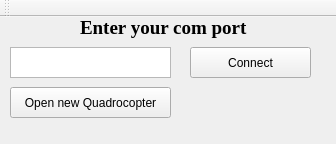
klaxalk/multirotor-control-board, file software/QuadrocopterGUI/mainwindow.ui: the form before one commit.
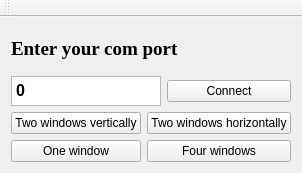
The form after the commit.

```diff
--- a/software/QuadrocopterGUI/mainwindow.ui
+++ b/software/QuadrocopterGUI/mainwindow.ui
@@ -6,23 +6,25 @@
    <rect>
     <x>0</x>
     <y>0</y>
-    <width>336</width>
-    <height>144</height>
+    <width>276</width>
+    <height>173</height>
    </rect>
   </property>
+  <property name="maximumSize">
+   <size>
+    <width>276</width>
+    <height>173</height>
+   </size>
+  </property>
   <property name="windowTitle">
    <string>QuadrocopterGUI</string>
   </property>
   <widget class="QWidget" name="centralWidget">
+   <layout class="QGridLayout" name="gridLayout_2">
+    <item row="0" column="0">
+     <layout class="QVBoxLayout" name="verticalLayout">
+      <item>
    <widget class="QLabel" name="label">
-    <property name="geometry">
-     <rect>
-      <x>80</x>
-      <y>0</y>
-      <width>181</width>
-      <height>21</height>
-     </rect>
-    </property>
     <property name="font">
      <font>
       <family>Times New Roman</family>
@@ -35,42 +37,70 @@
      <string>Enter your com port</string>
     </property>
    </widget>
+      </item>
+      <item>
+       <layout class="QHBoxLayout" name="horizontalLayout">
+        <item>
+         <widget class="QTextEdit" name="textEdit">
+          <property name="maximumSize">
+           <size>
+            <width>150</width>
+            <height>30</height>
+           </size>
+          </property>
+          <property name="html">
+           <string>&lt;!DOCTYPE HTML PUBLIC &quot;-//W3C//DTD HTML 4.0//EN&quot; &quot;http://www.w3.org/TR/REC-html40/strict.dtd&quot;&gt;
+&lt;html&gt;&lt;head&gt;&lt;meta name=&quot;qrichtext&quot; content=&quot;1&quot; /&gt;&lt;style type=&quot;text/css&quot;&gt;
+p, li { white-space: pre-wrap; }
+&lt;/style&gt;&lt;/head&gt;&lt;body style=&quot; font-family:'MS Shell Dlg 2'; font-size:8.25pt; font-weight:400; font-style:normal;&quot;&gt;
+&lt;p style=&quot; margin-top:0px; margin-bottom:0px; margin-left:0px; margin-right:0px; -qt-block-indent:0; text-indent:0px;&quot;&gt;&lt;span style=&quot; font-size:12pt; font-weight:600;&quot;&gt;0&lt;/span&gt;&lt;/p&gt;&lt;/body&gt;&lt;/html&gt;</string>
+          </property>
+         </widget>
+        </item>
+        <item>
    <widget class="QPushButton" name="pushButton">
-    <property name="geometry">
-     <rect>
-      <x>190</x>
-      <y>30</y>
-      <width>121</width>
-      <height>31</height>
-     </rect>
-    </property>
     <property name="text">
      <string>Connect</string>
     </property>
    </widget>
+        </item>
+       </layout>
+      </item>
+      <item>
+       <layout class="QGridLayout" name="gridLayout">
+        <item row="0" column="0">
    <widget class="QPushButton" name="pushButton_2">
-    <property name="geometry">
-     <rect>
-      <x>10</x>
-      <y>70</y>
-      <width>161</width>
-      <height>31</height>
-     </rect>
-    </property>
+          <property name="text">
+           <string>Two windows vertically</string>
+          </property>
+         </widget>
+        </item>
+        <item row="0" column="1">
+         <widget class="QPushButton" name="pushButton_3">
     <property name="text">
-     <string>Open new Quadrocopter</string>
-    </property>
-   </widget>
-   <widget class="QTextEdit" name="textEdit">
-    <property name="geometry">
-     <rect>
-      <x>10</x>
-      <y>30</y>
-      <width>161</width>
-      <height>31</height>
-     </rect>
-    </property>
-   </widget>
+           <string>Two windows horizontally</string>
+          </property>
+         </widget>
+        </item>
+        <item row="1" column="0">
+         <widget class="QPushButton" name="pushButton_4">
+          <property name="text">
+           <string>One window</string>
+          </property>
+         </widget>
+        </item>
+        <item row="1" column="1">
+         <widget class="QPushButton" name="pushButton_5">
+          <property name="text">
+           <string>Four windows</string>
+          </property>
+         </widget>
+        </item>
+       </layout>
+      </item>
+     </layout>
+    </item>
+   </layout>
   </widget>
   <widget class="QMenuBar" name="menuBar">
    <property name="geometry">
```
Left out of the diff: 4 changed lines with no effect on the pictures. Lines whose indentation alone changed are shown as unchanged.
